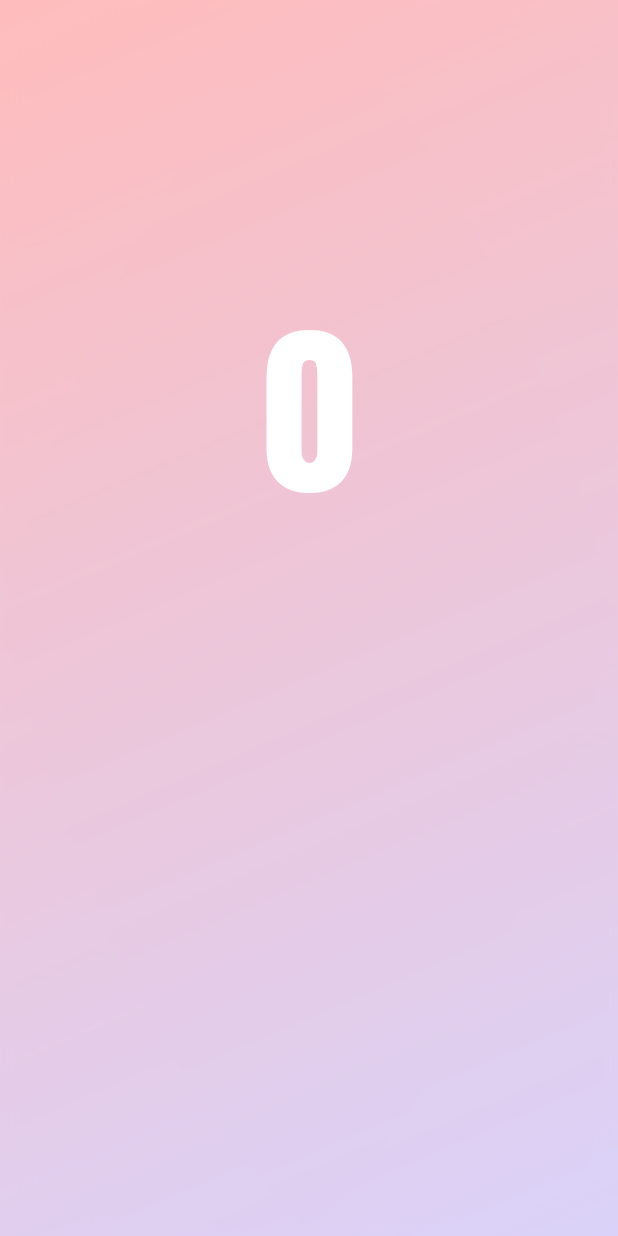
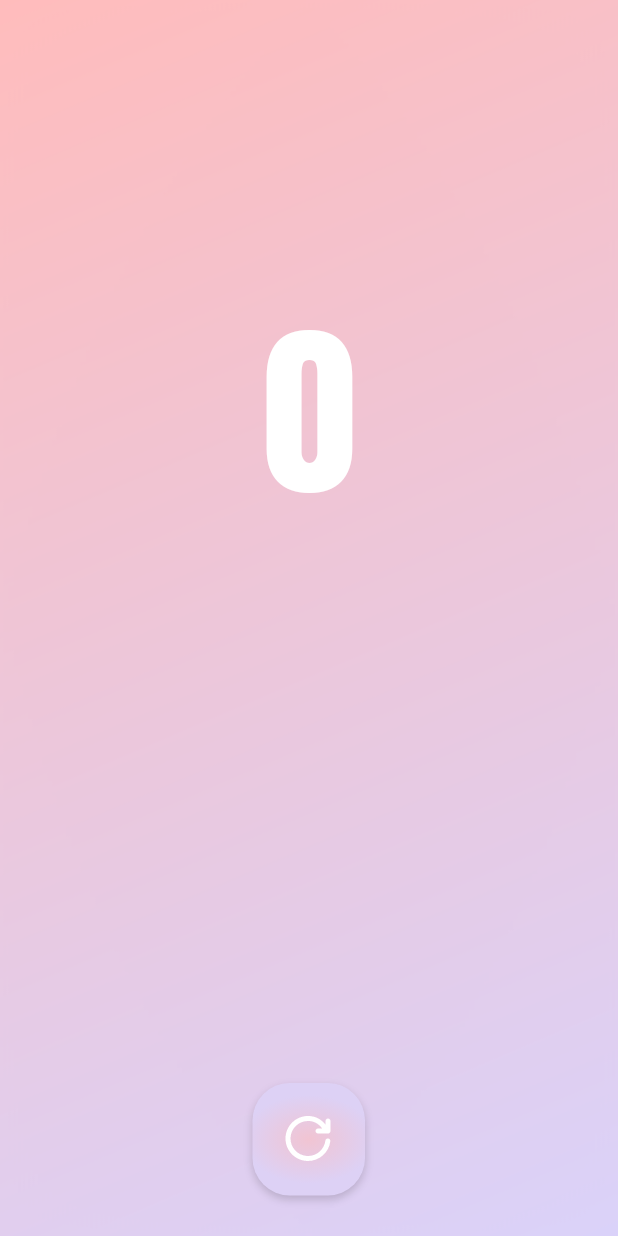
Before and after one commit to souvikmondal01/Counter-App-Android, an Android app: the screen it shows after launch (MainActivity), on a phone screen of 412 x 824 dp. Run offline under Robolectric (Android 15) with nearby library versions, the phone set to English and light mode, and no system bars.

Commit message:
reset button added

```diff
--- a/app/src/main/res/layout/activity_main.xml
+++ b/app/src/main/res/layout/activity_main.xml
@@ -21,6 +21,18 @@
         android:textColor="@color/white"
         app:layout_constraintVertical_bias=".25"
         />
+    <ImageButton
+        android:id="@+id/btn_reset"
+        android:layout_width="wrap_content"
+        android:layout_height="wrap_content"
+        app:layout_constraintTop_toTopOf="parent"
+        app:layout_constraintBottom_toBottomOf="parent"
+        app:layout_constraintLeft_toLeftOf="parent"
+        app:layout_constraintRight_toRightOf="parent"
+        app:layout_constraintVertical_bias=".98"
+        android:background="@drawable/reset"
+        android:foreground="?android:attr/selectableItemBackground"
+        tools:ignore="UnusedAttribute" />
 
 
 </androidx.constraintlayout.widget.ConstraintLayout>
```
Also changed, not shown: app/src/main/res/drawable-hdpi/reset.png (added), app/src/main/res/drawable-ldpi/reset.png (added), app/src/main/res/drawable-mdpi/reset.png (added), app/src/main/res/drawable-xhdpi/reset.png (added), app/src/main/res/drawable-xxhdpi/reset.png (added), app/src/main/res/drawable-xxxhdpi/reset.png (added).
